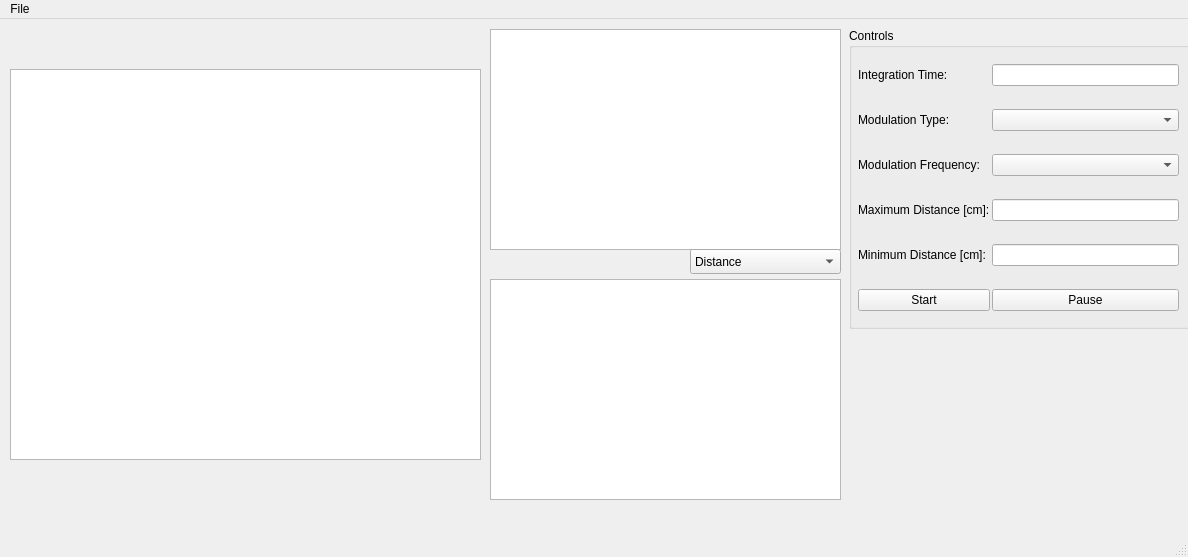
First picture: the form in preview.ui, repository mackkv/CaptureGUI, before the edit.
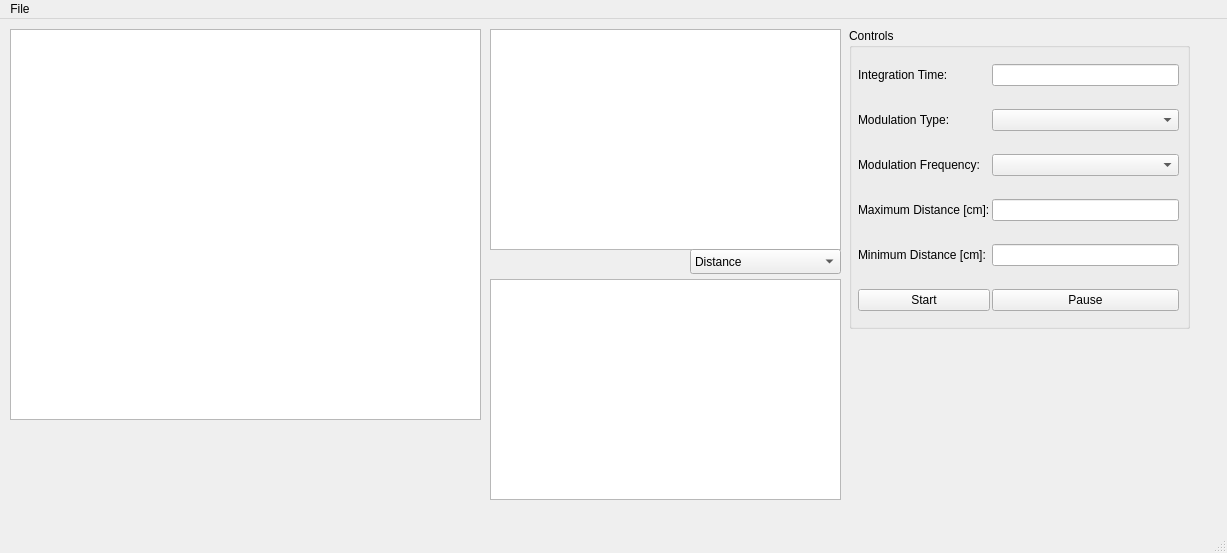
Second picture: the form after the edit.

Commit message: add load experiment functionality

Diff of the .ui file:
```diff
--- a/preview.ui
+++ b/preview.ui
@@ -6,8 +6,8 @@
    <rect>
     <x>0</x>
     <y>0</y>
-    <width>1188</width>
-    <height>557</height>
+    <width>1227</width>
+    <height>553</height>
    </rect>
   </property>
   <property name="windowTitle">
@@ -18,7 +18,7 @@
     <property name="geometry">
      <rect>
       <x>10</x>
-      <y>50</y>
+      <y>10</y>
       <width>471</width>
       <height>391</height>
      </rect>
@@ -162,7 +162,7 @@
     <rect>
      <x>0</x>
      <y>0</y>
-     <width>1188</width>
+     <width>1227</width>
      <height>22</height>
     </rect>
    </property>
```
Left out of the diff: 65 changed lines with no effect on the pictures. The commit also changes 1 other file.
